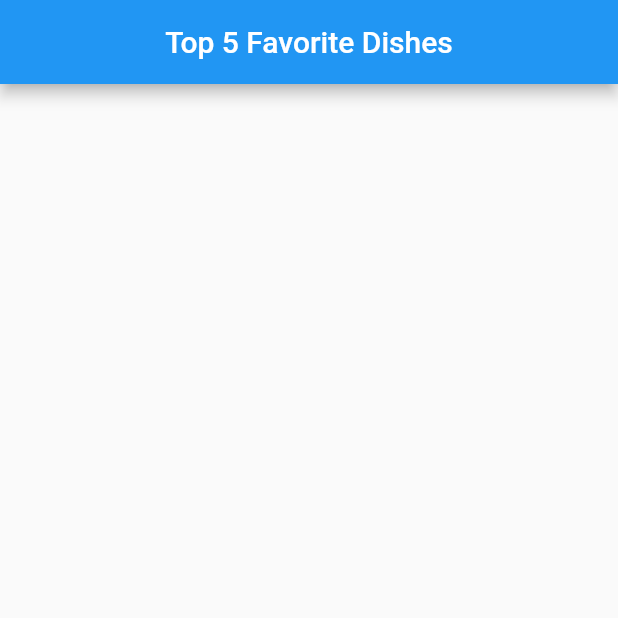
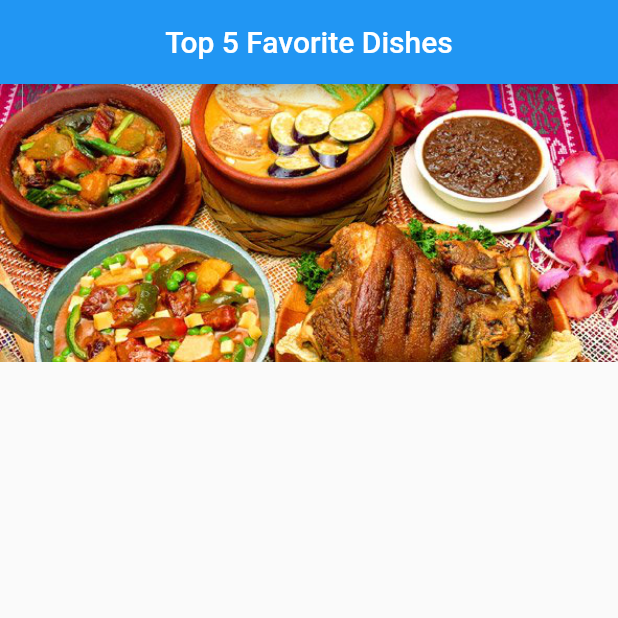
Before and after one commit to mlph-jquiamco/flutter_basics_exercise, a Flutter app: the screen it shows after launch, on a phone screen of 412 x 824 dp, the top half of it. Run offline on Flutter 3.47's test engine with Material 2 defaults, Android fonts, the phone set to English and light mode, and no system bars.

```diff
--- a/lib/main.dart
+++ b/lib/main.dart
@@ -16,6 +16,11 @@ class MyApp extends StatelessWidget {
           title: const Text('Top 5 Favorite Dishes'),
           centerTitle: true,
         ),
+        body: ListView(
+          children: [
+            Image.asset('assets/filipino_food.jpeg')
+          ],
+        ),
       )
     );
   }
```
